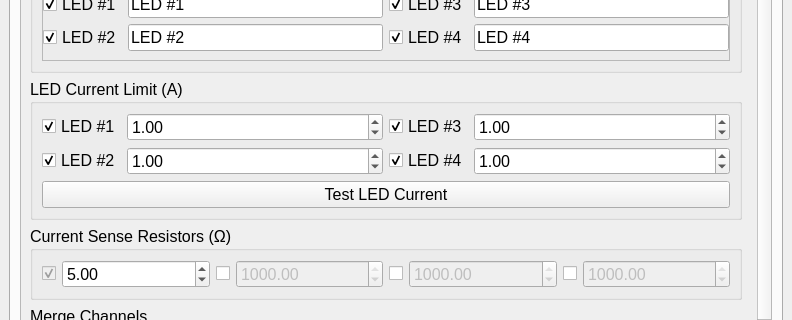
The window that Software/GUI_code/QtDesigner_GUI.ui (Llamero/Four_Channel_MHz_LED_Driver) describes before a commit, drawn with Qt 5; both pictures show x 0 to 792 and y 169 to 489 of the 792 by 864 pixel window.
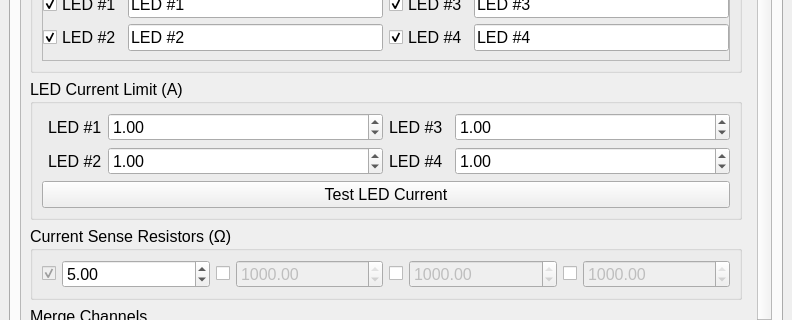
The same window after the commit. Custom widgets are drawn as their Qt base class.

Commit message: Continue building config model

Patch:
```diff
--- a/Software/GUI_code/QtDesigner_GUI.ui
+++ b/Software/GUI_code/QtDesigner_GUI.ui
@@ -3596,7 +3596,7 @@
            <property name="geometry">
             <rect>
              <x>0</x>
-             <y>-34</y>
+             <y>-269</y>
              <width>731</width>
              <height>1103</height>
             </rect>
@@ -3610,9 +3610,16 @@
               <property name="title">
                <string>LED Current Limit (A)</string>
               </property>
-              <layout class="QGridLayout" name="gridLayout_17" columnstretch="0,10,0,10">
-               <item row="1" column="3">
-                <widget class="QDoubleSpinBox" name="configure_current_limit_LED4_spin_box">
+              <layout class="QGridLayout" name="gridLayout_17" columnstretch="0,0,10,0,0,10">
+               <item row="0" column="1">
+                <widget class="QLabel" name="configure_current_limit_LED1_label">
+                 <property name="text">
+                  <string>LED #1</string>
+                 </property>
+                </widget>
+               </item>
+               <item row="0" column="5">
+                <widget class="QDoubleSpinBox" name="configure_current_limit_LED3_spin_box">
                  <property name="toolTip">
                   <string>Set the current limit (in amps) for LED channel #4</string>
                  </property>
@@ -3624,7 +3631,20 @@
                  </property>
                 </widget>
                </item>
-               <item row="2" column="0" colspan="4">
+               <item row="1" column="2">
+                <widget class="QDoubleSpinBox" name="configure_current_limit_LED2_spin_box">
+                 <property name="toolTip">
+                  <string>Set the current limit (in amps) for LED channel #2</string>
+                 </property>
+                 <property name="specialValueText">
+                  <string/>
+                 </property>
+                 <property name="value">
+                  <double>1.000000000000000</double>
+                 </property>
+                </widget>
+               </item>
+               <item row="2" column="0" colspan="6">
                 <widget class="QPushButton" name="configure_current_limit_test_button">
                  <property name="toolTip">
                   <string>This will briefly drive each active LED channel at the maximum current.  Any LED channels that failed to reach the set current (such as a disconnected channel) will be deactivated.</string>
@@ -3635,32 +3655,6 @@
                 </widget>
                </item>
                <item row="0" column="2">
-                <widget class="QCheckBox" name="configure_current_limit_LED3_box">
-                 <property name="toolTip">
-                  <string>Check this box to activate LED channel #3</string>
-                 </property>
-                 <property name="text">
-                  <string>LED #3</string>
-                 </property>
-                 <property name="checked">
-                  <bool>true</bool>
-                 </property>
-                </widget>
-               </item>
-               <item row="1" column="0">
-                <widget class="QCheckBox" name="configure_current_limit_LED2_box">
-                 <property name="toolTip">
-                  <string>Check this box to activate LED channel #2</string>
-                 </property>
-                 <property name="text">
-                  <string>LED #2</string>
-                 </property>
-                 <property name="checked">
-                  <bool>true</bool>
-                 </property>
-                </widget>
-               </item>
-               <item row="0" column="1">
                 <widget class="QDoubleSpinBox" name="configure_current_limit_LED1_spin_box">
                  <property name="toolTip">
                   <string>Set the current limit (in amps) for LED channel #1</string>
@@ -3673,55 +3667,37 @@
                  </property>
                 </widget>
                </item>
+               <item row="1" column="1">
+                <widget class="QLabel" name="configure_current_limit_LED2_label">
+                 <property name="text">
+                  <string>LED #2</string>
+                 </property>
+                </widget>
+               </item>
+               <item row="1" column="5">
+                <widget class="QDoubleSpinBox" name="configure_current_limit_LED4_spin_box">
+                 <property name="toolTip">
+                  <string>Set the current limit (in amps) for LED channel #4</string>
+                 </property>
+                 <property name="specialValueText">
+                  <string/>
+                 </property>
+                 <property name="value">
+                  <double>1.000000000000000</double>
+                 </property>
+                </widget>
+               </item>
                <item row="0" column="3">
-                <widget class="QDoubleSpinBox" name="configure_current_limit_LED3_spin_box">
-                 <property name="toolTip">
-                  <string>Set the current limit (in amps) for LED channel #3</string>
-                 </property>
-                 <property name="specialValueText">
-                  <string/>
-                 </property>
-                 <property name="value">
-                  <double>1.000000000000000</double>
+                <widget class="QLabel" name="configure_current_limit_LED3_label">
+                 <property name="text">
+                  <string>LED #3</string>
                  </property>
                 </widget>
                </item>
-               <item row="1" column="2">
-                <widget class="QCheckBox" name="configure_current_limit_LED4_box">
-                 <property name="toolTip">
-                  <string>Check this box to activate LED channel #4</string>
-                 </property>
+               <item row="1" column="3">
+                <widget class="QLabel" name="configure_current_limit_LED4_label">
                  <property name="text">
                   <string>LED #4</string>
-                 </property>
-                 <property name="checked">
-                  <bool>true</bool>
-                 </property>
-                </widget>
-               </item>
-               <item row="1" column="1">
-                <widget class="QDoubleSpinBox" name="configure_current_limit_LED2_spin_box">
-                 <property name="toolTip">
-                  <string>Set the current limit (in amps) for LED channel #2</string>
-                 </property>
-                 <property name="specialValueText">
-                  <string/>
-                 </property>
-                 <property name="value">
-                  <double>1.000000000000000</double>
-                 </property>
-                </widget>
-               </item>
-               <item row="0" column="0">
-                <widget class="QCheckBox" name="configure_current_limit_LED1_box">
-                 <property name="toolTip">
-                  <string>Check this box to activate LED channel #1</string>
-                 </property>
-                 <property name="text">
-                  <string>LED #1</string>
-                 </property>
-                 <property name="checked">
-                  <bool>true</bool>
                  </property>
                 </widget>
                </item>
```
Left out of the diff: 10 changed lines with no effect on the pictures. The commit also changes 2 other files.
